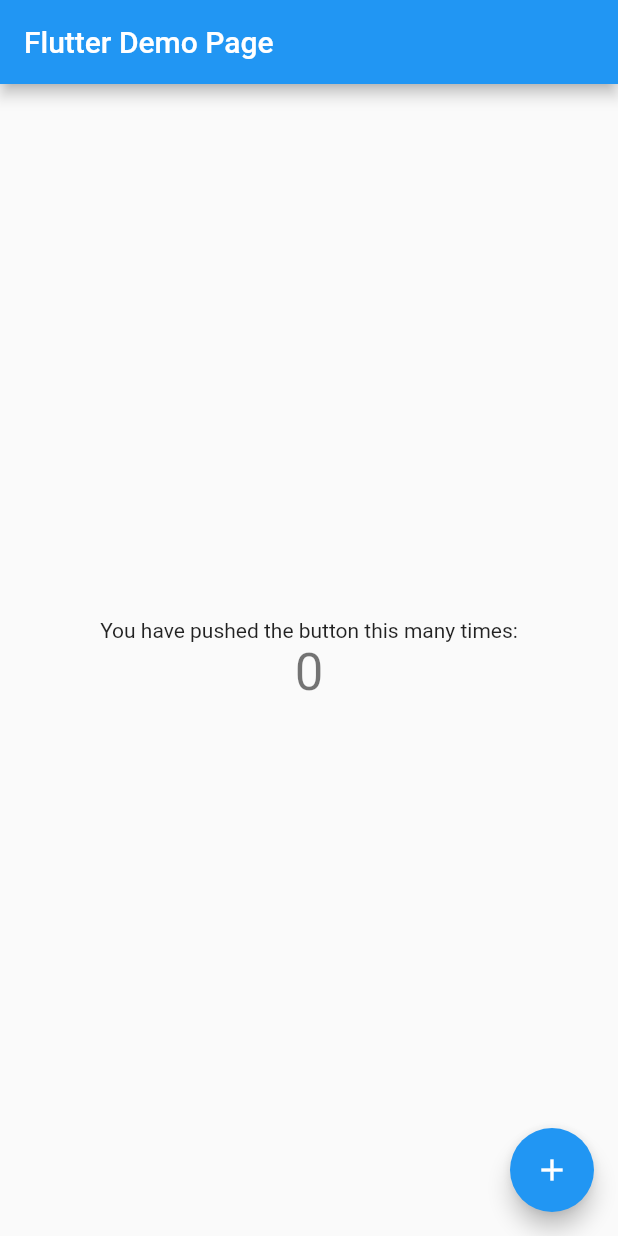
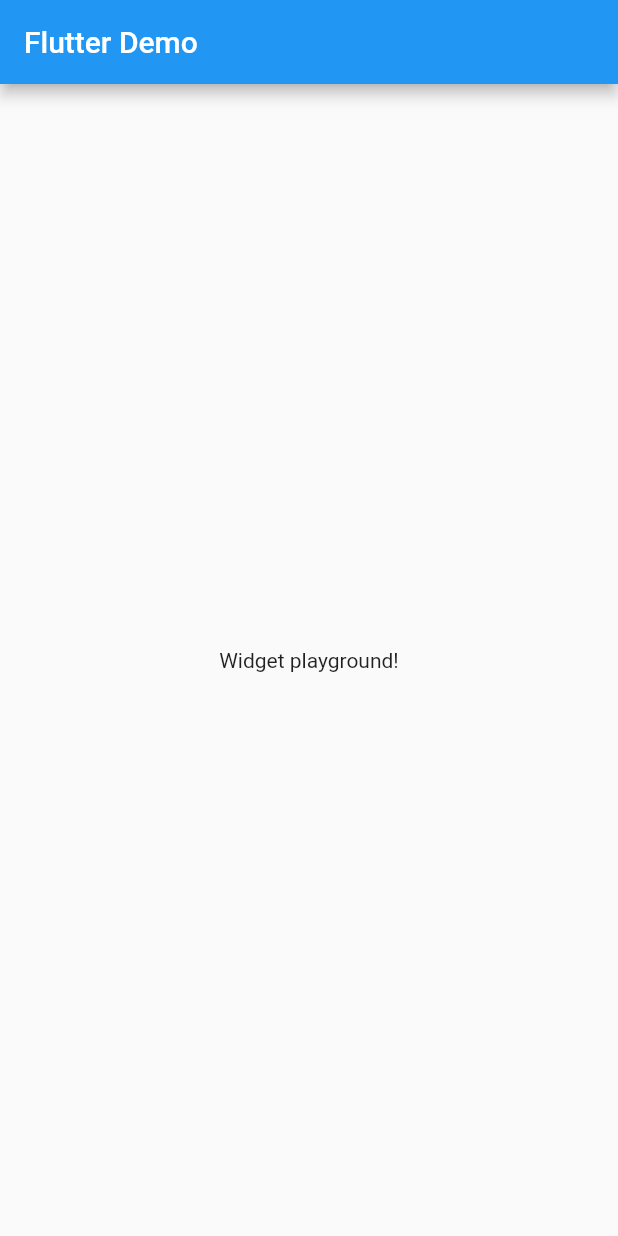
Before and after one commit to abdullahaahmed0539/Personal-Expense-Tracker, a Flutter app: the screen it shows after launch, on a phone screen of 412 x 824 dp. Run offline on Flutter 3.47's test engine with Material 2 defaults, Android fonts, the phone set to English and light mode, and no system bars.

Commit message:
Basic setup

```diff
--- a/lib/main.dart
+++ b/lib/main.dart
@@ -1,115 +1,29 @@
 import 'package:flutter/material.dart';
-import 'package:flutter/services.dart';
 
-void main() {
+void main() => runApp(MyApp());
 
-  runApp(MyApp());
-}
-
+//abd
 class MyApp extends StatelessWidget {
-  // This widget is the root of your application.
   @override
   Widget build(BuildContext context) {
     return MaterialApp(
-      title: 'Flutter Demo',
-      theme: ThemeData(
-        // This is the theme of your application.
-        //
-        // Try running your application with "flutter run". You'll see the
-        // application has a blue toolbar. Then, without quitting the app, try
-        // changing the primarySwatch below to Colors.green and then invoke
-        // "hot reload" (press "r" in the console where you ran "flutter run",
-        // or simply save your changes to "hot reload" in a Flutter IDE).
-        // Notice that the counter didn't reset back to zero; the application
-        // is not restarted.
-        primarySwatch: Colors.blue,
-      ),
-      home: MyHomePage(title: 'Flutter Demo Page'),
+      title: 'Flutter App',
+      home: MyHomePage(),
     );
   }
 }
 
-class MyHomePage extends StatefulWidget {
-  MyHomePage({Key key, this.title}) : super(key: key);
 
-  // This widget is the home page of your application. It is stateful, meaning
-  // that it has a State object (defined below) that contains fields that affect
-  // how it looks.
-
-  // This class is the configuration for the state. It holds the values (in this
-  // case the title) provided by the parent (in this case the App widget) and
-  // used by the build method of the State. Fields in a Widget subclass are
-  // always marked "final".
-
-  final String title;
-
-  @override
-  _MyHomePageState createState() => _MyHomePageState();
-}
-
-class _MyHomePageState extends State<MyHomePage> {
-  int _counter = 0;
-
-  void _incrementCounter() {
-    setState(() {
-      // This call to setState tells the Flutter framework that something has
-      // changed in this State, which causes it to rerun the build method below
-      // so that the display can reflect the updated values. If we changed
-      // _counter without calling setState(), then the build method would not be
-      // called again, and so nothing would appear to happen.
-      _counter++;
-    });
-  }
-
+class MyHomePage extends StatelessWidget {
   @override
   Widget build(BuildContext context) {
-    // This method is rerun every time setState is called, for instance as done
-    // by the _incrementCounter method above.
-    //
-    // The Flutter framework has been optimized to make rerunning build methods
-    // fast, so that you can just rebuild anything that needs updating rather
-    // than having to individually change instances of widgets.
     return Scaffold(
       appBar: AppBar(
-        // Here we take the value from the MyHomePage object that was created by
-        // the App.build method, and use it to set our appbar title.
-        title: Text(widget.title),
+        title: Text('Flutter Demo'),
       ),
       body: Center(
-        // Center is a layout widget. It takes a single child and positions it
-        // in the middle of the parent.
-        child: Column(
-          // Column is also a layout widget. It takes a list of children and
-          // arranges them vertically. By default, it sizes itself to fit its
-          // children horizontally, and tries to be as tall as its parent.
-          //
-          // Invoke "debug painting" (press "p" in the console, choose the
-          // "Toggle Debug Paint" action from the Flutter Inspector in Android
-          // Studio, or the "Toggle Debug Paint" command in Visual Studio Code)
-          // to see the wireframe for each widget.
-          //
-          // Column has various properties to control how it sizes itself and
-          // how it positions its children. Here we use mainAxisAlignment to
-          // center the children vertically; the main axis here is the vertical
-          // axis because Columns are vertical (the cross axis would be
-          // horizontal).
-          mainAxisAlignment: MainAxisAlignment.center,
-          children: <Widget>[
-            Text(
-              'You have pushed the button this many times:',
-            ),
-            Text(
-              '$_counter',
-              style: Theme.of(context).textTheme.headline4,
-            ),
-          ],
-        ),
+        child: Text('Widget playground!'),
       ),
-      floatingActionButton: FloatingActionButton(
-        onPressed: _incrementCounter,
-        tooltip: 'Increment',
-        child: Icon(Icons.add),
-      ), // This trailing comma makes auto-formatting nicer for build methods.
     );
   }
 }
```
